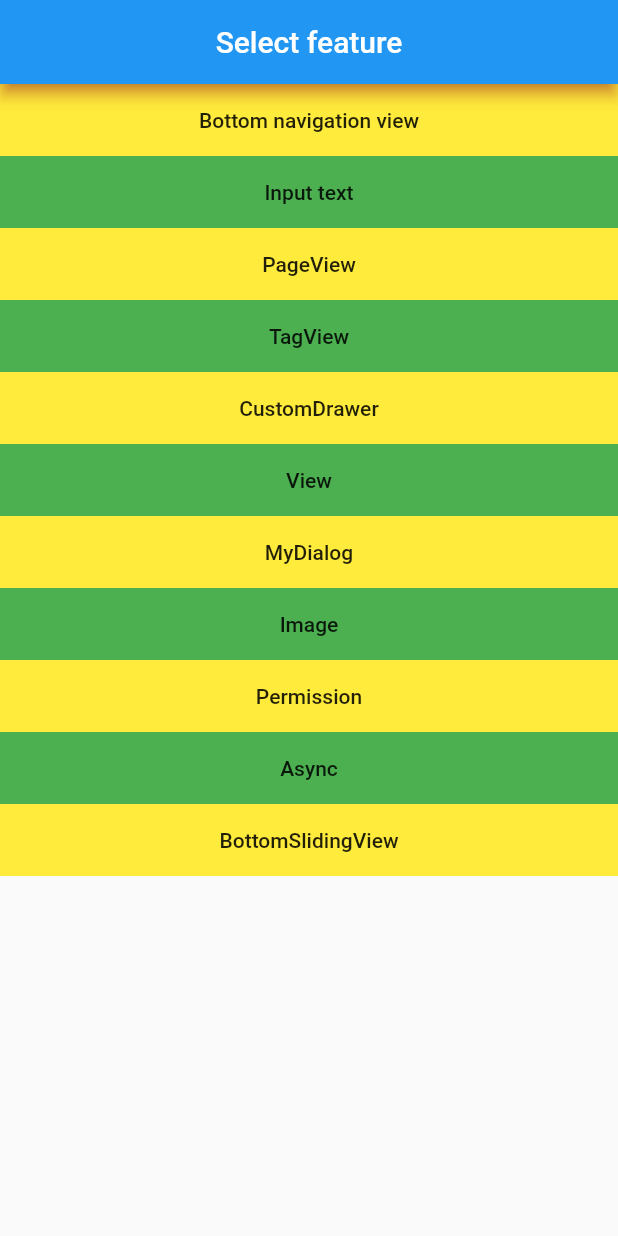
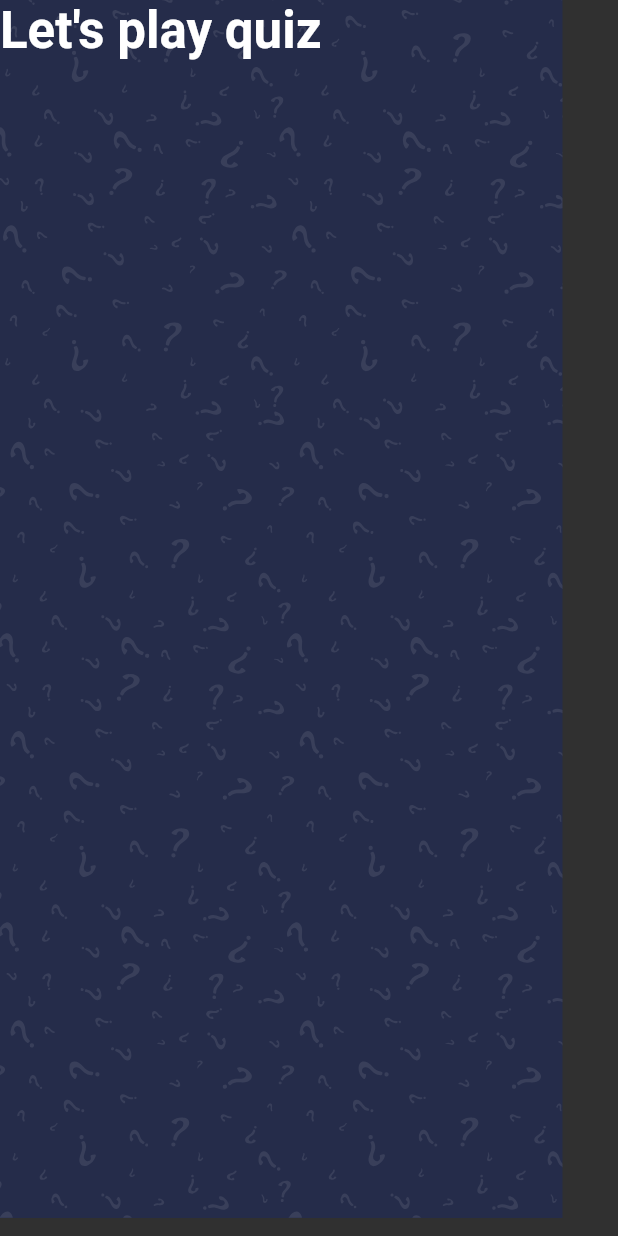
Before and after one commit to ashutosh1234ojha/flutter_test, a Flutter app: the screen it shows after launch, on a phone screen of 412 x 824 dp. Run offline on Flutter 3.47's test engine with Material 2 defaults, Android fonts, the phone set to English and light mode, and no system bars; our stand-ins replace image_picker, permission_handler, sliding_up_panel, websafe_svg.

Commit message:
quiz app started

```diff
--- a/lib/main.dart
+++ b/lib/main.dart
@@ -1,6 +1,7 @@
 import 'package:flutter/material.dart';
 import 'package:udemy/BottomNavigation.dart';
 import 'package:udemy/drawer/CustomDrawer.dart';
+import 'package:udemy/quiz/WelcomeScreen.dart';
 
 import 'CustomView.dart';
 import 'MyInputText.dart';
@@ -18,12 +19,25 @@ void main() {
   runApp(MyApp());
 }
 
+// class MyApp extends StatelessWidget {
+//   // This widget is the root of your application.
+//   @override
+//   Widget build(BuildContext context) {
+//     return MaterialApp(
+//       home: MyHomePage(),
+//     );
+//   }
+// }
+
 class MyApp extends StatelessWidget {
   // This widget is the root of your application.
   @override
   Widget build(BuildContext context) {
     return MaterialApp(
-      home: MyHomePage(),
+      title: 'Quiz App',
+      debugShowCheckedModeBanner: false,
+      theme: ThemeData.dark(),
+      home: WelcomeScreen(),
     );
   }
 }
--- /dev/null
+++ b/lib/quiz/WelcomeScreen.dart
@@ -0,0 +1,24 @@
+import 'package:flutter/cupertino.dart';
+import 'package:flutter/material.dart';
+import 'package:websafe_svg/websafe_svg.dart';
+
+class WelcomeScreen extends StatelessWidget {
+  @override
+  Widget build(BuildContext context) {
+    return Scaffold(
+      body: Stack(
+        children: [
+          WebsafeSvg.asset("assets/icons/bg.svg"),
+          SafeArea(child: Column(
+            children: [
+              Text('Let\'s play quiz', style: Theme.of(context).textTheme.headline4.copyWith(
+                color: Colors.white,fontWeight: FontWeight.bold
+              ),)
+            ],
+
+          ))
+        ],
+      ),
+    );
+  }
+}
```
Also changed, not shown: lib/quiz/Constants.dart (added, +14 -0 lines), lib/quiz/models/Question.dart (added, +35 -0 lines), pubspec.yaml (+7 -0 lines), assets/icons/bg.svg (added), assets/icons/clock.svg (added), pubspec.lock.
